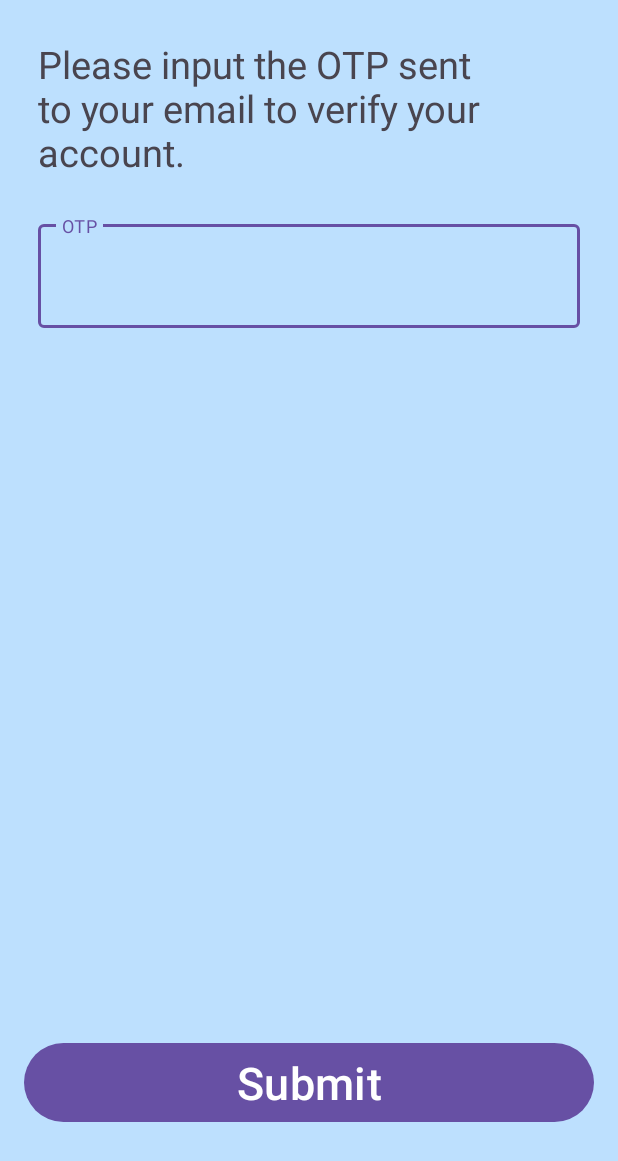
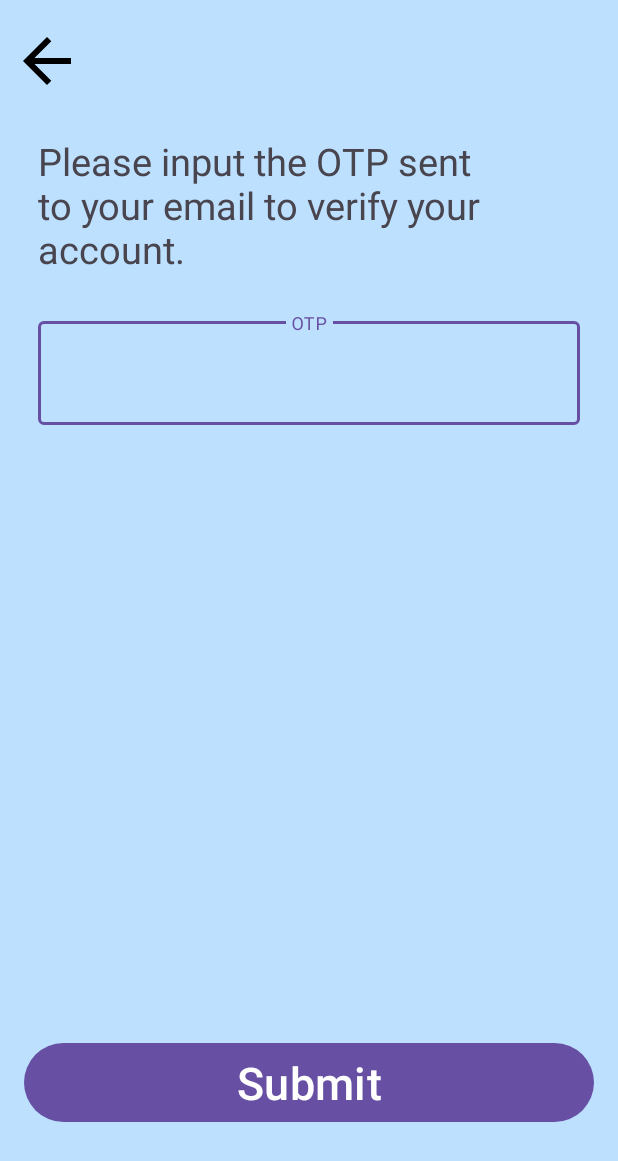
Before and after one commit to EmmaLond/pet-app, an Android app: the OTP screen opened directly, with no data from a screen before it, on a phone screen of 412 x 824 dp. Shown: the top 1161 px of the screen. Run offline under Robolectric (Android 15) with nearby library versions, the phone set to English and light mode, and no system bars; libraries missing offline, so code that uses them is left out: org.mindrot.jbcrypt.

Commit message:
OTP Back Arrow

```diff
--- a/app/src/main/java/com/example/petapp/OTP.kt
+++ b/app/src/main/java/com/example/petapp/OTP.kt
@@ -1,10 +1,9 @@
 package com.example.petapp
 
-import android.R.attr.text
 import android.content.Intent
 import android.os.Bundle
-import android.util.Log.v
 import android.widget.Button
+import android.widget.ImageButton
 import androidx.activity.enableEdgeToEdge
 import androidx.appcompat.app.AppCompatActivity
 import androidx.core.text.trimmedLength
@@ -20,8 +19,12 @@ class OTP : AppCompatActivity() {
         super.onCreate(savedInstanceState)
         enableEdgeToEdge()
         setContentView(R.layout.activity_otp)
+        val backButton = findViewById<ImageButton>(R.id.backButton)
+        backButton.setOnClickListener {
+            onBackPressedDispatcher.onBackPressed()
+        }
+
         val otpButton = findViewById<Button>(R.id.button_otp)
-
         otpButton.setOnClickListener {
             val otpet = findViewById<TextInputEditText>(R.id.otpEditText)
             val otp = otpet.text.toString()
--- a/app/src/main/res/layout/activity_otp.xml
+++ b/app/src/main/res/layout/activity_otp.xml
@@ -6,17 +6,31 @@
     android:layout_width="match_parent"
     android:layout_height="match_parent"
     android:background="@color/background_blue"
+    android:orientation="vertical"
     tools:context=".OTP">
+
+    <ImageButton
+        android:id="@+id/backButton"
+        android:layout_width="100dp"
+        android:layout_height="100dp"
+        android:layout_marginLeft="-19dp"
+        android:layout_marginTop="-10dp"
+        android:background="@android:color/transparent"
+        android:contentDescription="Back"
+        android:src="@drawable/outline_arrow_back_24"
+        app:layout_constraintStart_toStartOf="parent"
+        app:layout_constraintTop_toTopOf="parent" />
 
     <TextView
         android:id="@+id/otpTextView"
         android:layout_width="match_parent"
         android:layout_height="wrap_content"
-        android:layout_margin="25dp"
+        android:layout_marginHorizontal="25dp"
         android:text="Please input the OTP sent to your email to verify your account."
         android:textSize="25sp"
-        app:layout_constraintTop_toTopOf="parent"
-        tools:layout_editor_absoluteX="34dp" />
+        app:layout_constraintEnd_toEndOf="parent"
+        app:layout_constraintStart_toStartOf="parent"
+        app:layout_constraintTop_toBottomOf="@id/backButton" />
 
     <com.google.android.material.textfield.TextInputLayout
         android:id="@+id/otpWrap"
@@ -24,6 +38,7 @@
 
         android:layout_height="wrap_content"
         android:layout_margin="25dp"
+        android:layout_marginTop="24dp"
         app:layout_constraintEnd_toEndOf="parent"
         app:layout_constraintStart_toStartOf="parent"
         app:layout_constraintTop_toBottomOf="@+id/otpTextView">
@@ -36,6 +51,7 @@
             android:inputType="number"
             android:maxLength="6"
             android:textAlignment="center"
+            android:gravity="center"
             android:textSize="25sp"
             tools:layout_editor_absoluteX="18dp"
             tools:layout_editor_absoluteY="220dp" />
```
